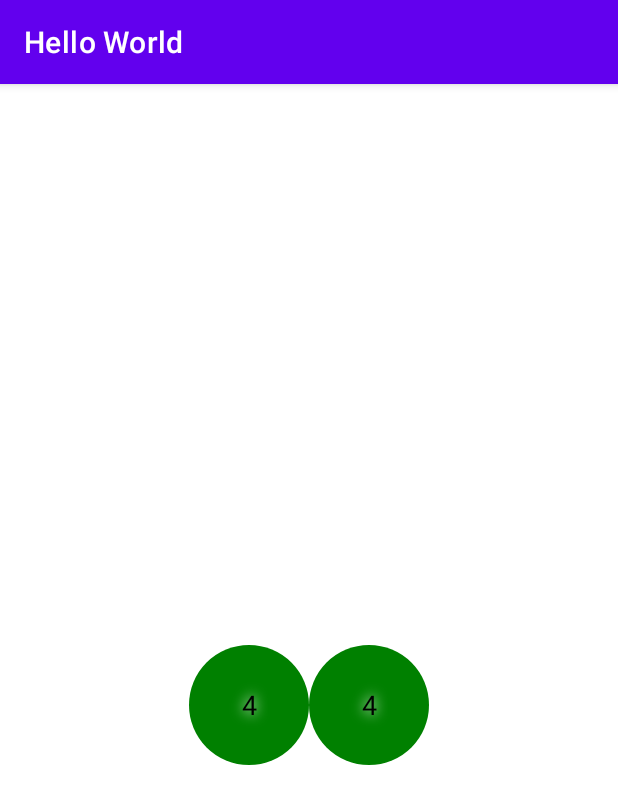
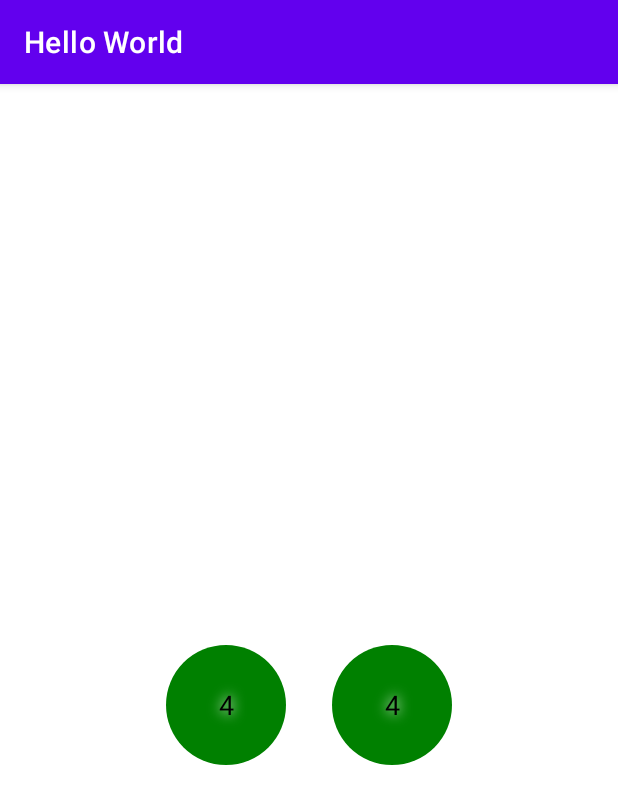
Before and after one commit to MateuszMatyska/androidHelloWorld, an Android app: the Details screen opened through its navigation route, on a phone screen of 412 x 824 dp. Shown: the top 804 px of the screen. Run offline under Robolectric (Android 15) with nearby library versions, the phone set to English and light mode, and no system bars; 4 statements that could not run were skipped.

```diff
--- a/app/src/main/java/com/example/helloworld/Details.java
+++ b/app/src/main/java/com/example/helloworld/Details.java
@@ -54,8 +54,8 @@ public class Details extends Fragment {
         TextView tempText = view.findViewById(R.id.temperature);
         TextView fallText = view.findViewById(R.id.fall);
 
-        tempText.setText(String.valueOf(temperature));
-        fallText.setText(String.valueOf(fall));
+        tempText.setText("Temperature " + String.valueOf(temperature));
+        fallText.setText("Fall " + String.valueOf(fall));
     }
 
     private void fetchData(View view) {
--- a/app/src/main/res/layout/fragment_details.xml
+++ b/app/src/main/res/layout/fragment_details.xml
@@ -36,7 +36,8 @@
             android:shadowRadius="10.0"
             android:text="4"
             android:textColor="@android:color/black"
-            android:textSize="18sp" />
+            android:textSize="18sp"
+            android:layout_marginRight="15sp"/>
 
         <TextView
             android:id="@+id/fall"
@@ -49,7 +50,8 @@
             android:shadowRadius="10.0"
             android:text="4"
             android:textColor="@android:color/black"
-            android:textSize="18sp" />
+            android:textSize="18sp"
+            android:layout_marginLeft="15sp"/>
 
     </LinearLayout>
 
```
Also changed, not shown: app/src/main/java/com/example/helloworld/MyLocation.java (+15 -8 lines).
